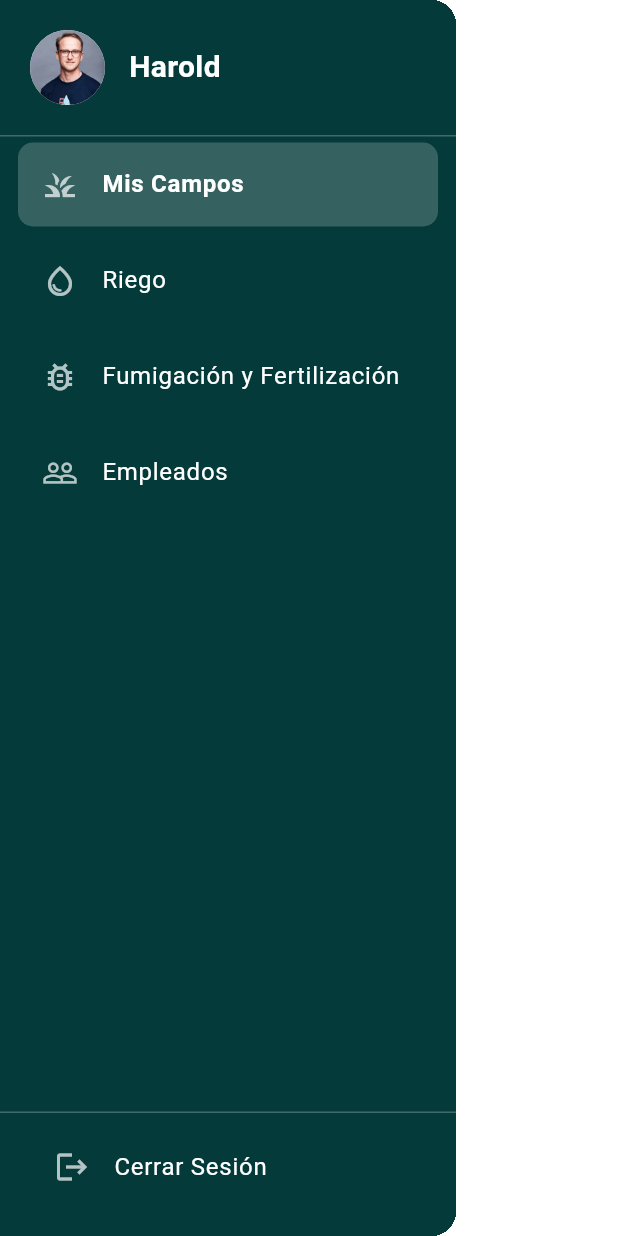
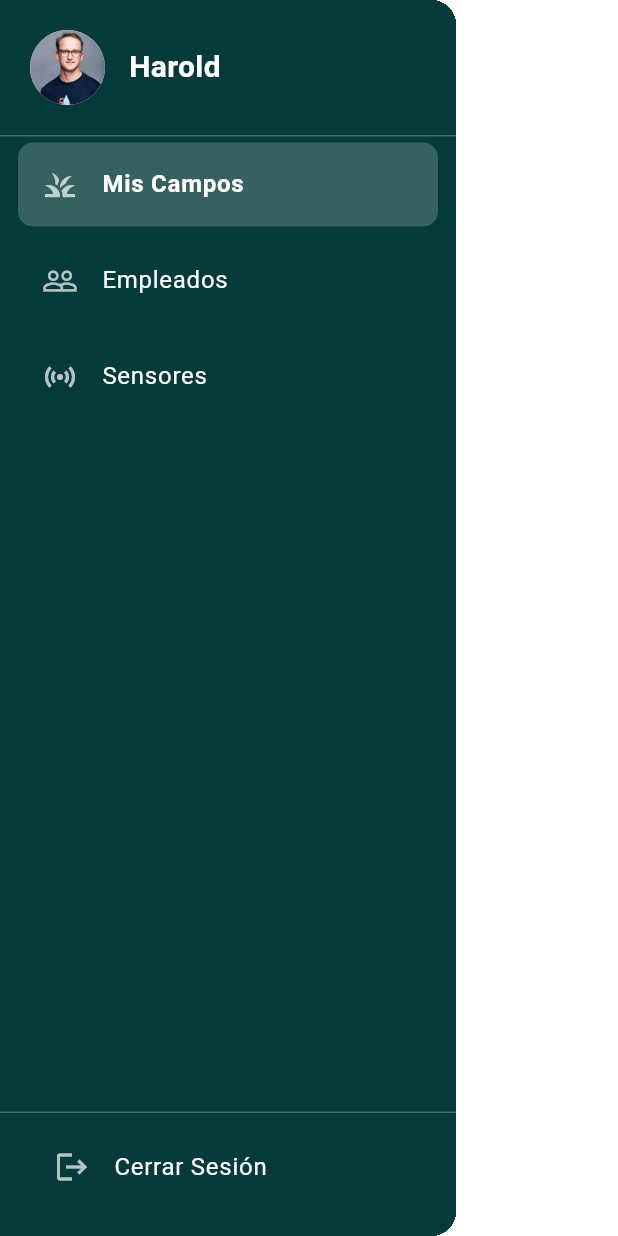
Before and after one commit to CourseIoT/agrocontrol_app, a Flutter app: the _AppMenuDrawer widget shown alone on an empty page, opened directly with empty values, on a phone screen of 412 x 824 dp. Run offline on Flutter 3.47's test engine with Material 3 defaults, Android fonts, the phone set to English and light mode, and no system bars; network calls fail.

Commit message:
feat:Update button styles and navigation in field and home screens

```diff
--- a/lib/presentation/screen/field_detail_screen.dart
+++ b/lib/presentation/screen/field_detail_screen.dart
@@ -56,11 +56,12 @@ class _FieldDetailScreenState extends State<FieldDetailScreen> {
               '¿Estás seguro de que quieres marcar esta plantación como finalizada?'),
           actions: [
             TextButton(
+              style:  TextButton.styleFrom(foregroundColor: Colors.black),
               child: const Text('Cancelar'),
               onPressed: () => Navigator.of(ctx).pop(),
             ),
             FilledButton(
-              style: FilledButton.styleFrom(backgroundColor: colorError),
+              style: FilledButton.styleFrom(backgroundColor: Color(0xFFD9534F)),
               child: const Text('Finalizar'),
               onPressed: () {
                 setState(() {
--- a/lib/presentation/screen/fields_screen.dart
+++ b/lib/presentation/screen/fields_screen.dart
@@ -83,7 +83,7 @@ class _FieldsScreenState extends State<FieldsScreen> {
               });
               Navigator.of(ctx).pop();
             },
-            style: FilledButton.styleFrom(backgroundColor: Colors.red.shade700),
+            style: FilledButton.styleFrom(backgroundColor: Color(0xFFD9534F)),
             child: const Text('Eliminar'),
           ),
         ],
--- a/lib/presentation/screen/home_screen.dart
+++ b/lib/presentation/screen/home_screen.dart
@@ -1,6 +1,5 @@
 import 'package:agrocontrol_app/presentation/screen/fields_screen.dart';
-import 'package:agrocontrol_app/presentation/screen/fumigation_screen.dart';
-import 'package:agrocontrol_app/presentation/screen/irrigation_screen.dart';
+import 'package:agrocontrol_app/presentation/screen/sensors_screen.dart';
 import 'package:agrocontrol_app/presentation/screen/workers_screen.dart';
 import 'package:flutter/material.dart';
 
@@ -16,16 +15,14 @@ class _HomeScreenState extends State<HomeScreen> {
 
   final List<Widget> _views = const [
     FieldsScreen(),
-    IrrigationScreen(),
-    FumigationScreen(),
     WorkersScreen(),
+    SensorsScreen(),
   ];
 
   final List<String> _titles = const [
     '',
-    'Riego',
-    'Fumigación y Fertilización',
     'Empleados',
+    'Sensores',
   ];
 
   @override
@@ -142,22 +139,16 @@ class _AppMenuDrawer extends StatelessWidget {
                     onTap: () => onItemTapped(0),
                   ),
                   _buildDrawerItem(
-                    icon: Icons.water_drop_outlined,
-                    text: 'Riego',
+                    icon: Icons.people_outline,
+                    text: 'Empleados',
                     isSelected: selectedIndex == 1,
                     onTap: () => onItemTapped(1),
                   ),
                   _buildDrawerItem(
-                    icon: Icons.bug_report_outlined,
-                    text: 'Fumigación y Fertilización',
+                    icon: Icons.sensors,
+                    text: 'Sensores',
                     isSelected: selectedIndex == 2,
                     onTap: () => onItemTapped(2),
-                  ),
-                  _buildDrawerItem(
-                    icon: Icons.people_outline,
-                    text: 'Empleados',
-                    isSelected: selectedIndex == 3,
-                    onTap: () => onItemTapped(3),
                   ),
                 ],
               ),
```
